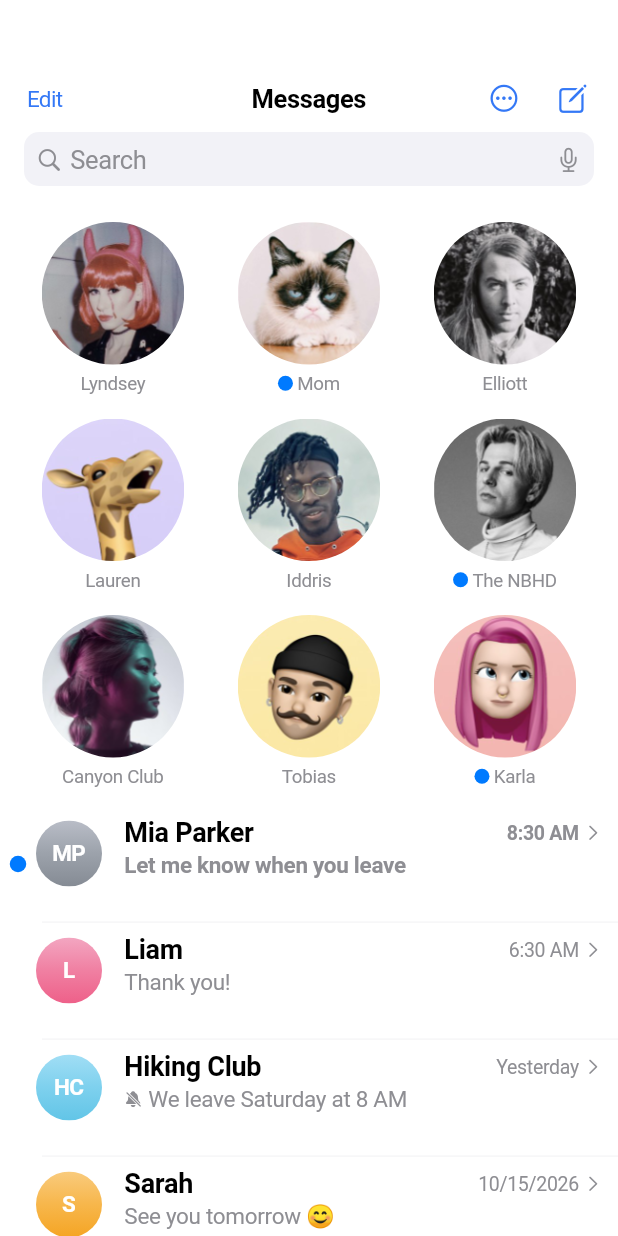
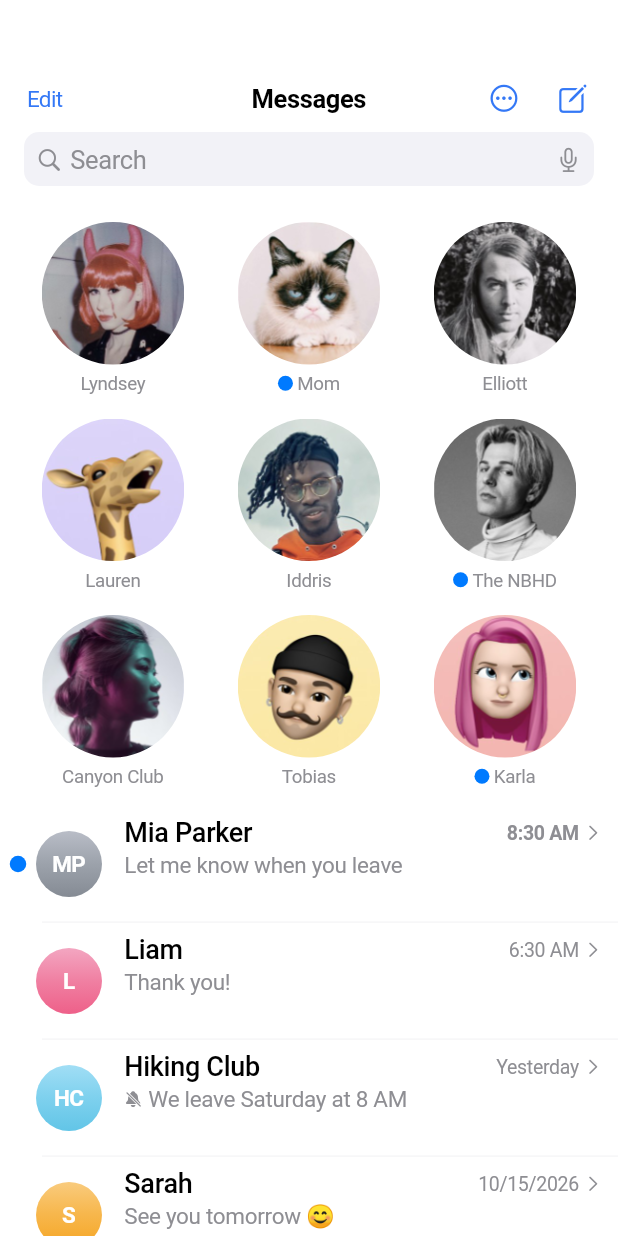
Before and after one commit to bluebubbles-app/bluebubbles, a Flutter app: the screen it shows after launch, on a phone screen of 412 x 824 dp. Run offline on Flutter 3.47's test engine with Material 3 defaults, Android fonts, the phone set to English and light mode, and no system bars; our stand-ins replace audioplayers, cross_file, file_picker, share_plus, shared_preferences, sqflite; accounts and stored records are empty; Roboto replaces fonts that are missing (SF Pro Text).

Commit message:
Align conversation avatars and normalize text weights

```diff
--- a/lib/screens/conversation_list_screen.dart
+++ b/lib/screens/conversation_list_screen.dart
@@ -2387,8 +2387,7 @@ class ConversationRow extends StatelessWidget {
                 else
                   SizedBox(
                     width: 24,
-                    // Match the complete row height so the unread dot is
-                    // centered on the conversation, not just the avatar.
+                    // The dot and avatar share the same vertical center.
                     height: 78,
                     child: highlighted
                         ? const Center(
@@ -2402,14 +2401,20 @@ class ConversationRow extends StatelessWidget {
                           )
                         : null,
                   ),
-                Padding(
-                  padding: EdgeInsets.fromLTRB(
-                    selectionMode ? 10 : 0,
-                    10,
-                    selectionMode ? 13 : 15,
-                    10,
+                SizedBox(
+                  height: 78,
+                  child: Padding(
+                    padding: EdgeInsets.only(
+                      left: selectionMode ? 10 : 0,
+                      right: selectionMode ? 13 : 15,
+                    ),
+                    child: Center(
+                      child: ContactAvatar(
+                        conversation: conversation,
+                        size: 44,
+                      ),
+                    ),
                   ),
-                  child: ContactAvatar(conversation: conversation, size: 44),
                 ),
                 Expanded(
                   child: Container(
@@ -2429,9 +2434,7 @@ class ConversationRow extends StatelessWidget {
                                 style: MessagesText.headline(context).copyWith(
                                   fontSize: 18,
                                   height: 1.08,
-                                  fontWeight: highlighted
-                                      ? FontWeight.w700
-                                      : FontWeight.w600,
+                                  fontWeight: FontWeight.w500,
                                 ),
                               ),
                               const SizedBox(height: 3),
@@ -2458,9 +2461,7 @@ class ConversationRow extends StatelessWidget {
                                           .copyWith(
                                         fontSize: 15,
                                         height: 1.15,
-                                        fontWeight: highlighted
-                                            ? FontWeight.w600
-                                            : FontWeight.w400,
+                                        fontWeight: FontWeight.w400,
                                       ),
                                     ),
                                   ),
```
